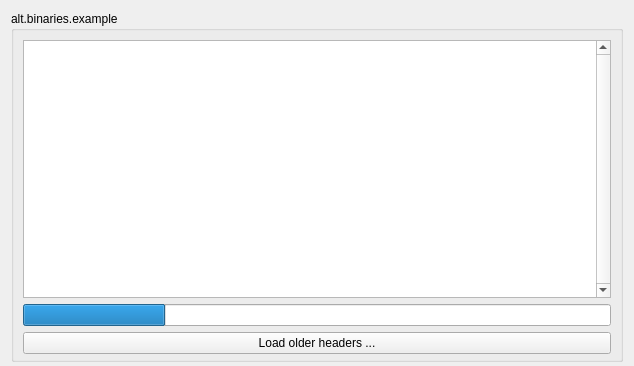
The window that app/gui/newsgroup.ui (ensisoft/newsflash-plus) describes before a commit, drawn with Qt 5.
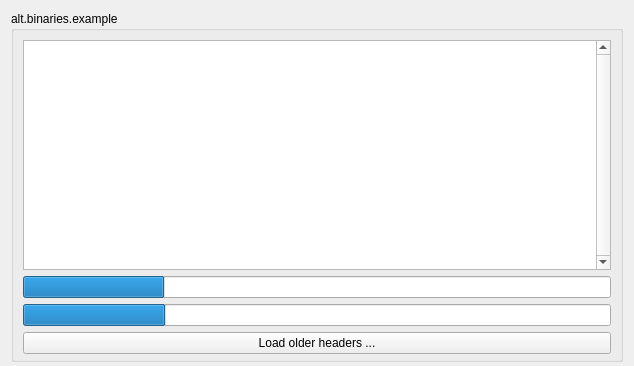
The same window after the commit. Icons and pictures are not drawn.

```diff
--- a/app/gui/newsgroup.ui
+++ b/app/gui/newsgroup.ui
@@ -33,7 +33,7 @@
       <property name="bottomMargin">
        <number>5</number>
       </property>
-      <item row="2" column="0">
+      <item row="3" column="0">
        <widget class="QPushButton" name="btnLoadMore">
         <property name="text">
          <string>Load older headers ...</string>
@@ -89,7 +89,7 @@
         </attribute>
        </widget>
       </item>
-      <item row="1" column="0">
+      <item row="2" column="0">
        <widget class="QProgressBar" name="progressBar">
         <property name="maximum">
          <number>99</number>
@@ -102,6 +102,16 @@
         </property>
        </widget>
       </item>
+      <item row="1" column="0">
+       <widget class="QProgressBar" name="loader">
+        <property name="value">
+         <number>24</number>
+        </property>
+        <property name="textVisible">
+         <bool>false</bool>
+        </property>
+       </widget>
+      </item>
      </layout>
     </widget>
    </item>
```
